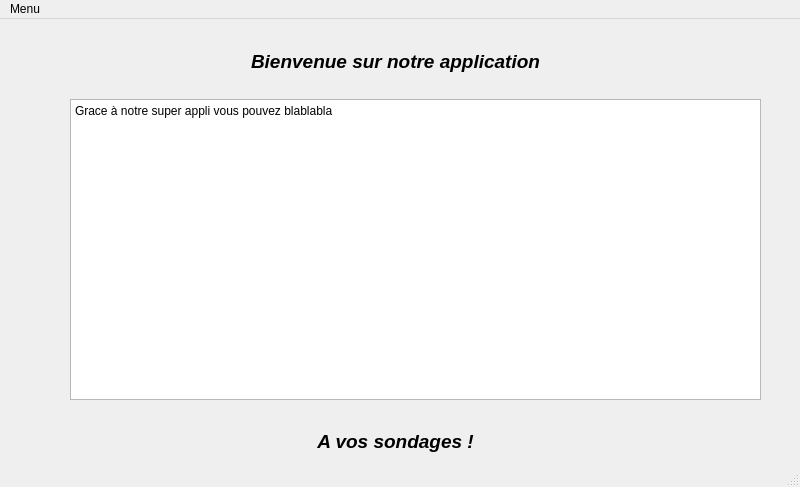
Old version of the form dialogaccueil.ui in the repository Dragorane/sondihm.
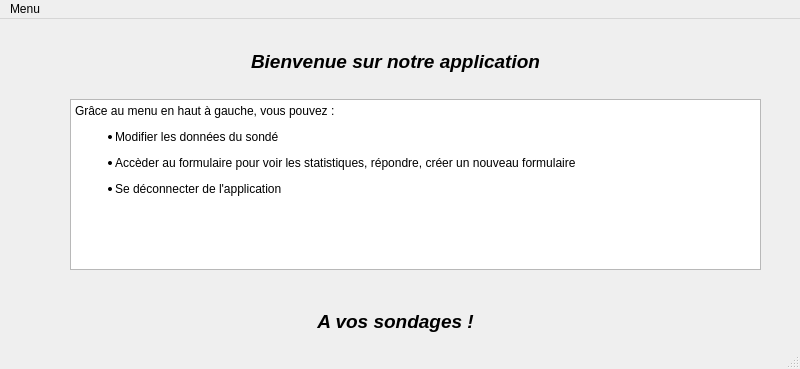
New version of the form.

Commit message: petites finitions

The edit to the form file:
```diff
--- a/dialogaccueil.ui
+++ b/dialogaccueil.ui
@@ -7,7 +7,7 @@
     <x>0</x>
     <y>0</y>
     <width>800</width>
-    <height>487</height>
+    <height>369</height>
    </rect>
   </property>
   <property name="windowTitle">
@@ -44,23 +44,26 @@
       <x>70</x>
       <y>80</y>
       <width>691</width>
-      <height>301</height>
+      <height>171</height>
      </rect>
     </property>
     <property name="html">
      <string>&lt;!DOCTYPE HTML PUBLIC &quot;-//W3C//DTD HTML 4.0//EN&quot; &quot;http://www.w3.org/TR/REC-html40/strict.dtd&quot;&gt;
 &lt;html&gt;&lt;head&gt;&lt;meta name=&quot;qrichtext&quot; content=&quot;1&quot; /&gt;&lt;style type=&quot;text/css&quot;&gt;
 p, li { white-space: pre-wrap; }
-&lt;/style&gt;&lt;/head&gt;&lt;body style=&quot; font-family:'Ubuntu'; font-size:11pt; font-weight:400; font-style:normal;&quot;&gt;
-&lt;p style=&quot; margin-top:0px; margin-bottom:0px; margin-left:0px; margin-right:0px; -qt-block-indent:0; text-indent:0px;&quot;&gt;&lt;span style=&quot; font-family:'Sans Serif'; font-size:9pt;&quot;&gt;Grace à notre super appli vous pouvez blablabla&lt;/span&gt;&lt;/p&gt;
-&lt;p style=&quot;-qt-paragraph-type:empty; margin-top:0px; margin-bottom:0px; margin-left:0px; margin-right:0px; -qt-block-indent:0; text-indent:0px; font-family:'Sans Serif'; font-size:9pt;&quot;&gt;&lt;br /&gt;&lt;/p&gt;&lt;/body&gt;&lt;/html&gt;</string>
+&lt;/style&gt;&lt;/head&gt;&lt;body style=&quot; font-family:'Sans Serif'; font-size:9pt; font-weight:400; font-style:normal;&quot;&gt;
+&lt;p style=&quot; margin-top:0px; margin-bottom:0px; margin-left:0px; margin-right:0px; -qt-block-indent:0; text-indent:0px;&quot;&gt;Grâce au menu en haut à gauche, vous pouvez :&lt;/p&gt;
+&lt;ul style=&quot;margin-top: 0px; margin-bottom: 0px; margin-left: 0px; margin-right: 0px; -qt-list-indent: 1;&quot;&gt;&lt;li style=&quot; margin-top:12px; margin-bottom:0px; margin-left:0px; margin-right:0px; -qt-block-indent:0; text-indent:0px;&quot;&gt;Modifier les données du sondé&lt;/li&gt;
+&lt;li style=&quot; margin-top:12px; margin-bottom:0px; margin-left:0px; margin-right:0px; -qt-block-indent:0; text-indent:0px;&quot;&gt;Accèder au formulaire pour voir les statistiques, répondre, créer un nouveau formulaire&lt;/li&gt;
+&lt;li style=&quot; margin-top:12px; margin-bottom:0px; margin-left:0px; margin-right:0px; -qt-block-indent:0; text-indent:0px;&quot;&gt;Se déconnecter de l'application&lt;/li&gt;&lt;/ul&gt;
+&lt;p style=&quot;-qt-paragraph-type:empty; margin-top:0px; margin-bottom:0px; margin-left:0px; margin-right:0px; -qt-block-indent:0; text-indent:0px;&quot;&gt;&lt;br /&gt;&lt;/p&gt;&lt;/body&gt;&lt;/html&gt;</string>
     </property>
    </widget>
    <widget class="QLabel" name="label_2">
     <property name="geometry">
      <rect>
       <x>10</x>
-      <y>390</y>
+      <y>270</y>
       <width>771</width>
       <height>65</height>
      </rect>
```
Left out of the diff: 20 changed lines with no effect on the pictures. The commit also changes 1 other file.
